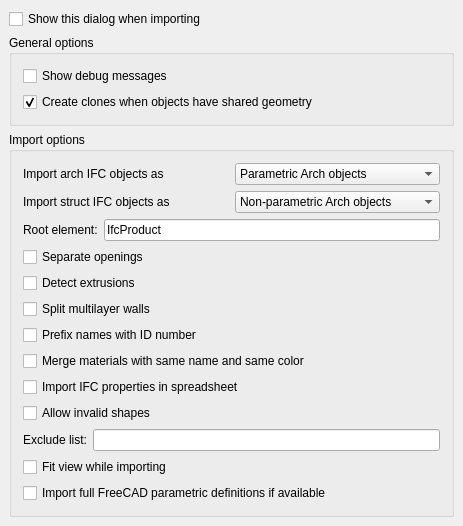
This is src/Mod/Arch/Resources/ui/preferences-ifc.ui in berndhahnebach/All_FreeCAD as Qt 5 draws it before an edit. The edited form follows.
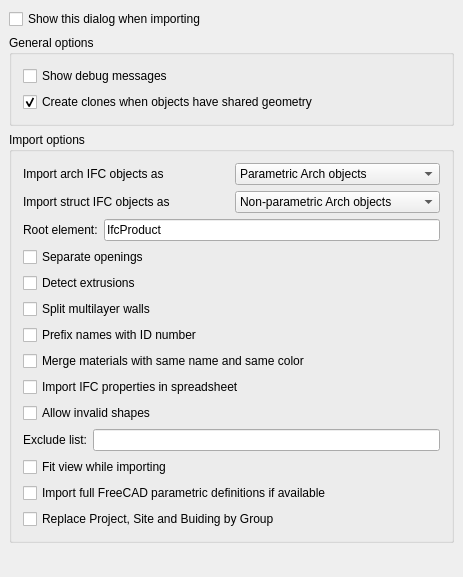
This is the edited form. Custom widgets are drawn as their Qt base class.

Commit message: Arch: Added IFC import option to replace project,site and building with a group

```diff
--- a/src/Mod/Arch/Resources/ui/preferences-ifc.ui
+++ b/src/Mod/Arch/Resources/ui/preferences-ifc.ui
@@ -7,7 +7,7 @@
     <x>0</x>
     <y>0</y>
     <width>463</width>
-    <height>495</height>
+    <height>577</height>
    </rect>
   </property>
   <property name="windowTitle">
@@ -394,6 +394,22 @@
         </property>
        </widget>
       </item>
+      <item>
+       <widget class="Gui::PrefCheckBox" name="checkBox">
+        <property name="toolTip">
+         <string>If this option is checked, the default Project, Site and Building objects that are usually found in an IFC file are not imported, and all objects are placed in a Group</string>
+        </property>
+        <property name="text">
+         <string>Replace Project, Site and Buiding by Group</string>
+        </property>
+        <property name="prefEntry" stdset="0">
+         <cstring>ifcReplaceProject</cstring>
+        </property>
+        <property name="prefPath" stdset="0">
+         <cstring>Mod/Arch</cstring>
+        </property>
+       </widget>
+      </item>
      </layout>
     </widget>
    </item>
```
Left out of the diff: 13 changed lines with no effect on the pictures. The commit also changes 2 other files.
